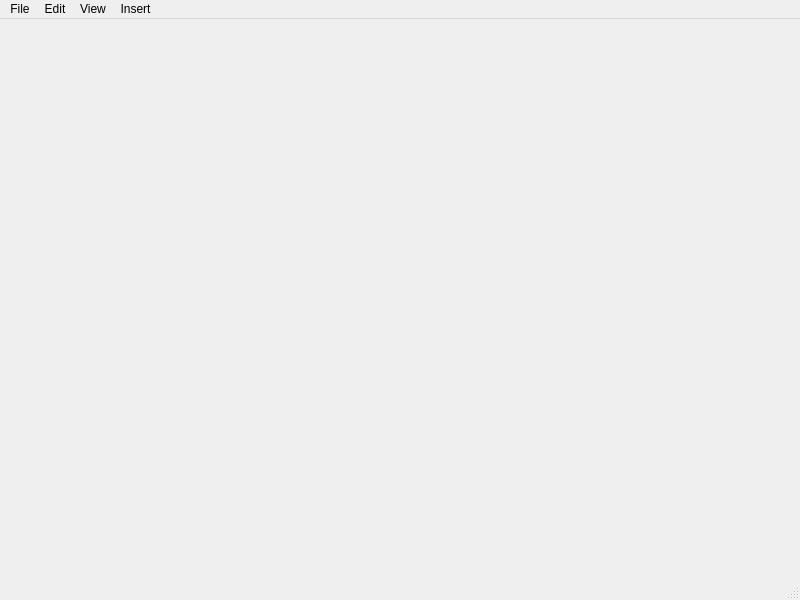
Old version of the form trunk/tools/Python/mcgui/ew.ui in the repository McStasMcXtrace/McCode.
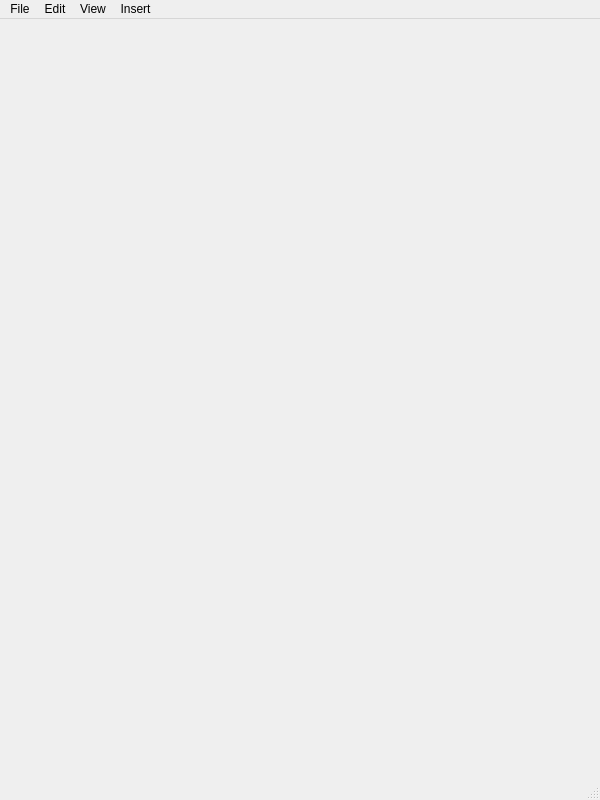
New version of the form.

Commit message: instrument handling and code editor functionality, including open/close, save, save as, new. Wiring of scintilla udo/redo to menu options, volatile data indicator. Save/discard changes dialog.

Patch:
```diff
--- a/trunk/tools/Python/mcgui/ew.ui
+++ b/trunk/tools/Python/mcgui/ew.ui
@@ -6,8 +6,8 @@
    <rect>
     <x>0</x>
     <y>0</y>
-    <width>800</width>
-    <height>600</height>
+    <width>600</width>
+    <height>800</height>
    </rect>
   </property>
   <property name="windowTitle">
@@ -21,7 +21,7 @@
     <rect>
      <x>0</x>
      <y>0</y>
-     <width>800</width>
+     <width>600</width>
      <height>25</height>
     </rect>
    </property>
```
Left out of the diff: 38 changed lines with no effect on the pictures. The commit also changes 4 other files.
